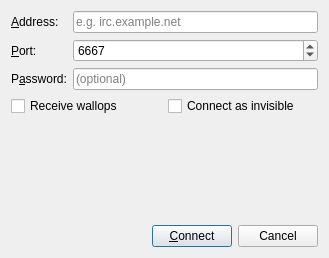
Qt form gui/servercfgdialog.ui (DrFrankenstein/IrcClient) before a commit.
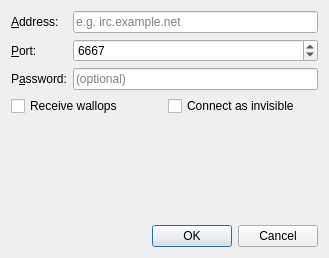
The same form after that commit.

Commit message: Update some UI files and fix namespaces and file paths.

Patch:
```diff
--- a/gui/servercfgdialog.ui
+++ b/gui/servercfgdialog.ui
@@ -113,38 +113,11 @@
     </spacer>
    </item>
    <item>
-    <layout class="QHBoxLayout" name="buttonsLayout">
-     <item>
-      <spacer name="horizontalSpacer">
-       <property name="orientation">
-        <enum>Qt::Horizontal</enum>
-       </property>
-       <property name="sizeHint" stdset="0">
-        <size>
-         <width>40</width>
-         <height>20</height>
-        </size>
-       </property>
-      </spacer>
-     </item>
-     <item>
-      <widget class="QPushButton" name="connectButton">
-       <property name="text">
-        <string>&amp;Connect</string>
-       </property>
-       <property name="default">
-        <bool>true</bool>
-       </property>
-      </widget>
-     </item>
-     <item>
-      <widget class="QPushButton" name="cancelButton">
-       <property name="text">
-        <string>Cancel</string>
-       </property>
-      </widget>
-     </item>
-    </layout>
+    <widget class="QDialogButtonBox" name="buttonBox">
+     <property name="standardButtons">
+      <set>QDialogButtonBox::Cancel|QDialogButtonBox::Ok</set>
+     </property>
+    </widget>
    </item>
   </layout>
  </widget>
```
Left out of the diff: 24 changed lines with no effect on the pictures. The commit also changes 2 other files.
